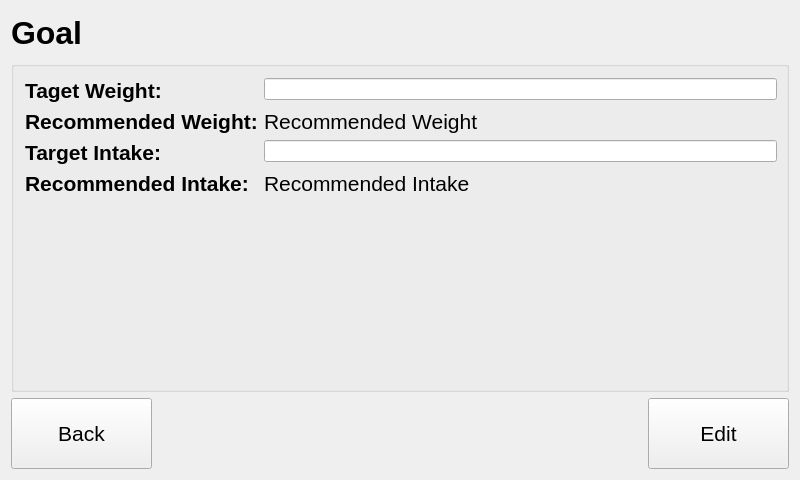
The window that v3/qt/goal/goal.ui (twschung/IoT-Smart-Scale) describes before a commit, drawn with Qt 5.
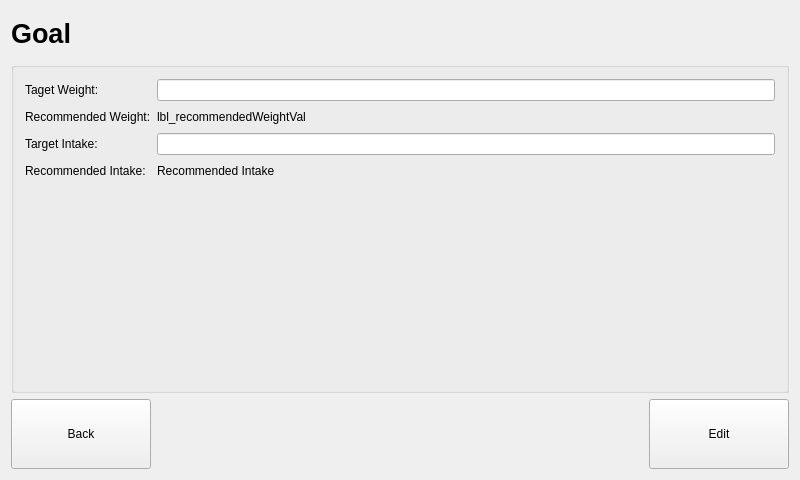
The same window after the commit.

```diff
--- a/v3/qt/goal/goal.ui
+++ b/v3/qt/goal/goal.ui
@@ -16,16 +16,10 @@
   <layout class="QGridLayout" name="gridLayout">
    <item row="0" column="0">
     <widget class="QLabel" name="lbl_title">
-     <property name="minimumSize">
-      <size>
-       <width>121</width>
-       <height>31</height>
-      </size>
-     </property>
      <property name="font">
       <font>
-       <family>Helvetica Neue</family>
-       <pointsize>24</pointsize>
+       <family>Arial</family>
+       <pointsize>20</pointsize>
        <weight>75</weight>
        <bold>true</bold>
       </font>
@@ -57,10 +51,7 @@
         </property>
         <property name="font">
          <font>
-          <family>Helvetica Neue</family>
-          <pointsize>16</pointsize>
-          <weight>75</weight>
-          <bold>true</bold>
+          <family>Arial</family>
          </font>
         </property>
         <property name="text">
@@ -76,6 +67,11 @@
           <height>19</height>
          </size>
         </property>
+        <property name="font">
+         <font>
+          <family>Arial</family>
+         </font>
+        </property>
        </widget>
       </item>
       <item row="1" column="0">
@@ -88,10 +84,7 @@
         </property>
         <property name="font">
          <font>
-          <family>Helvetica Neue</family>
-          <pointsize>16</pointsize>
-          <weight>75</weight>
-          <bold>true</bold>
+          <family>Arial</family>
          </font>
         </property>
         <property name="text">
@@ -109,12 +102,11 @@
         </property>
         <property name="font">
          <font>
-          <family>Helvetica Neue</family>
-          <pointsize>16</pointsize>
+          <family>Arial</family>
          </font>
         </property>
         <property name="text">
-         <string>Recommended Weight</string>
+         <string>lbl_recommendedWeightVal</string>
         </property>
        </widget>
       </item>
@@ -128,10 +120,7 @@
         </property>
         <property name="font">
          <font>
-          <family>Helvetica Neue</family>
-          <pointsize>16</pointsize>
-          <weight>75</weight>
-          <bold>true</bold>
+          <family>Arial</family>
          </font>
         </property>
         <property name="text">
@@ -147,6 +136,11 @@
           <height>19</height>
          </size>
         </property>
+        <property name="font">
+         <font>
+          <family>Arial</family>
+         </font>
+        </property>
        </widget>
       </item>
       <item row="3" column="0">
@@ -159,10 +153,7 @@
         </property>
         <property name="font">
          <font>
-          <family>Helvetica Neue</family>
-          <pointsize>16</pointsize>
-          <weight>75</weight>
-          <bold>true</bold>
+          <family>Arial</family>
          </font>
         </property>
         <property name="text">
@@ -180,8 +171,7 @@
         </property>
         <property name="font">
          <font>
-          <family>Helvetica Neue</family>
-          <pointsize>16</pointsize>
+          <family>Arial</family>
          </font>
         </property>
         <property name="text">
@@ -196,14 +186,13 @@
     <widget class="QPushButton" name="btn_back">
      <property name="minimumSize">
       <size>
-       <width>141</width>
-       <height>71</height>
+       <width>140</width>
+       <height>70</height>
       </size>
      </property>
      <property name="font">
       <font>
-       <family>Helvetica Neue</family>
-       <pointsize>16</pointsize>
+       <family>Arial</family>
       </font>
      </property>
      <property name="text">
@@ -228,14 +217,13 @@
     <widget class="QPushButton" name="btn_edit">
      <property name="minimumSize">
       <size>
-       <width>141</width>
-       <height>71</height>
+       <width>140</width>
+       <height>70</height>
       </size>
      </property>
      <property name="font">
       <font>
-       <family>Helvetica Neue</family>
-       <pointsize>16</pointsize>
+       <family>Arial</family>
       </font>
      </property>
      <property name="text">
```
